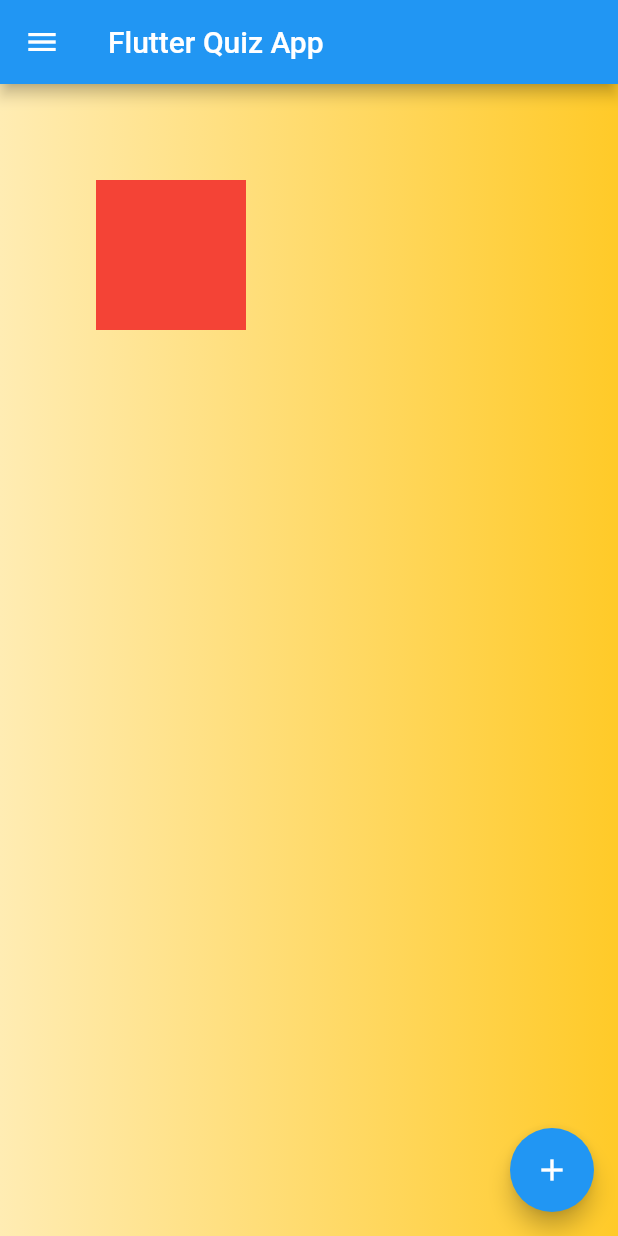
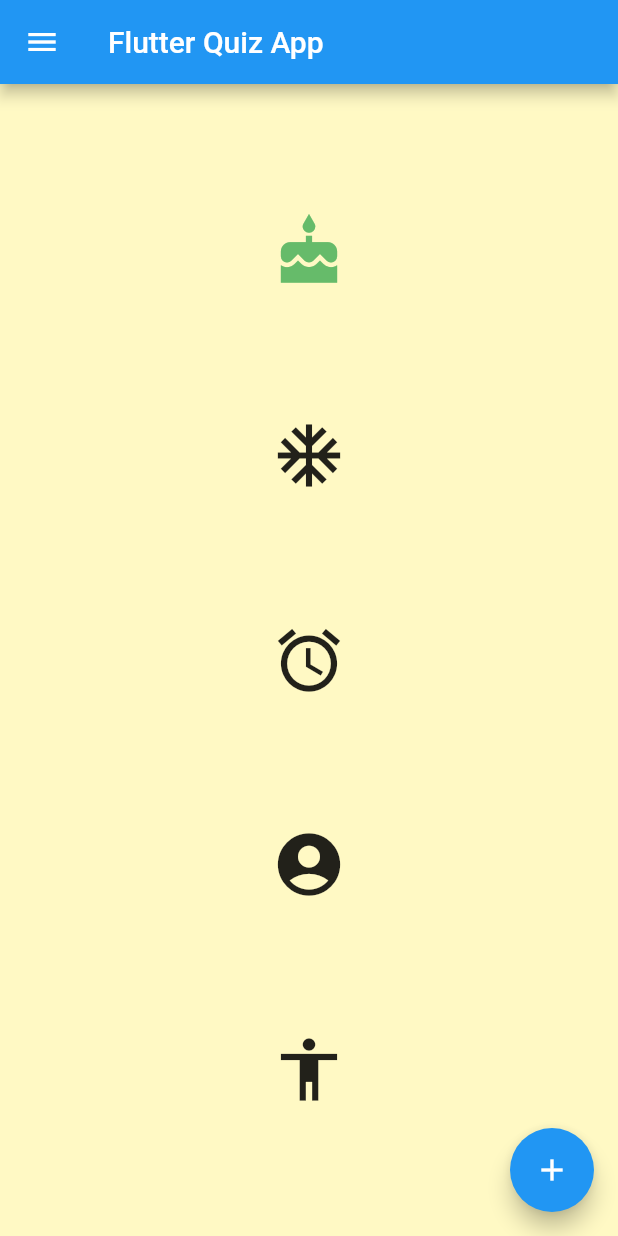
Before and after one commit to vijaygenius123/flutter_quizapp, a Flutter app: the screen it shows after launch, on a phone screen of 412 x 824 dp. Run offline on Flutter 3.47's test engine with Material 2 defaults, Android fonts, the light colour scheme and no system bars.

Commit message:
Using Column

```diff
--- a/lib/main.dart
+++ b/lib/main.dart
@@ -17,22 +17,21 @@ class MyApp extends StatelessWidget {
         title: const Text('Flutter Quiz App'),
       ),
       body: Container(
-          alignment: Alignment.topLeft,
-          padding: EdgeInsets.all(64),
-          decoration: BoxDecoration(
-            gradient: LinearGradient(
-                colors: [Colors.amber.shade100, Colors.amber.shade400]),
-          ),
-          child: Material(
-              color: Colors.red,
-              child: InkWell(
-                onTap: () => print('Tapped'),
-                child: Container(
-                  width: 100,
-                  height: 100,
-                  alignment: Alignment.center,
+          color: Colors.yellow.shade100,
+          child: Column(
+              mainAxisAlignment: MainAxisAlignment.spaceEvenly,
+              crossAxisAlignment: CrossAxisAlignment.stretch,
+              children: [
+                Icon(
+                  Icons.cake_sharp,
+                  size: 50,
+                  color: Colors.green.shade400,
                 ),
-              ))),
+                Icon(Icons.ac_unit, size: 50),
+                Icon(Icons.access_alarm, size: 50),
+                Icon(Icons.account_circle, size: 50),
+                Icon(Icons.accessibility, size: 50),
+              ])),
       floatingActionButton: FloatingActionButton(
         onPressed: () {},
         child: const Icon(Icons.add),
```
